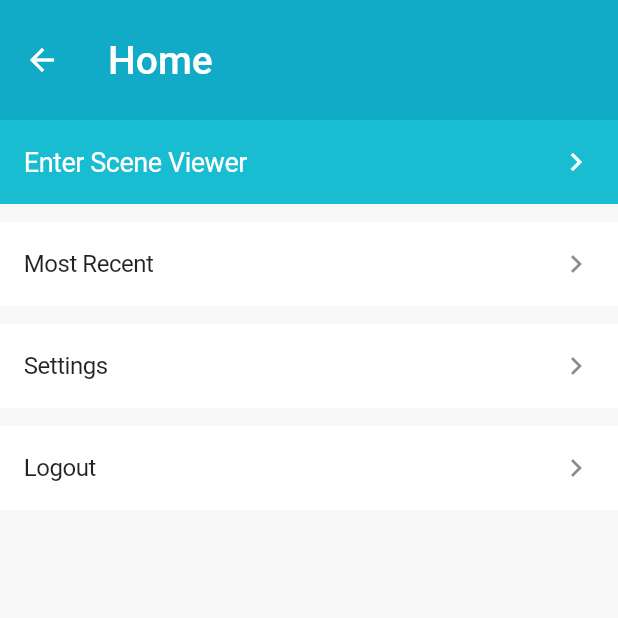
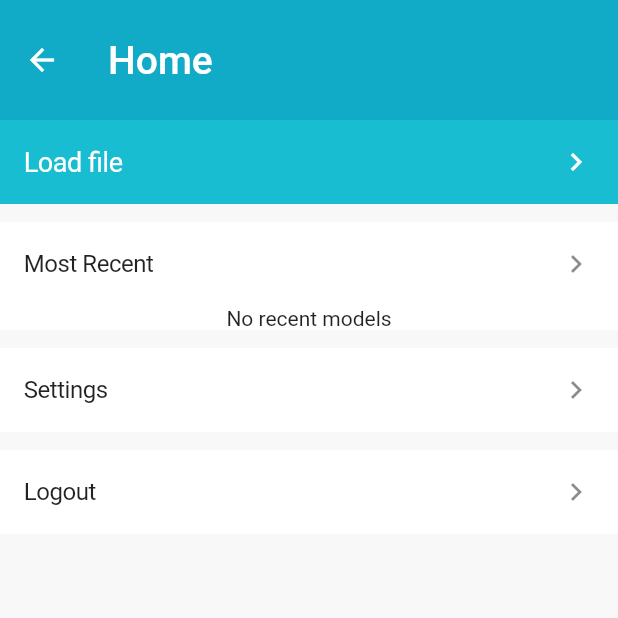
Before and after one commit to kressnick25/pointfluent, a Flutter app: the HomePage screen opened by its route, on a phone screen of 412 x 824 dp, the top half of it. Run offline on Flutter 3.47's test engine with Material 2 defaults, Android fonts, the phone set to English and light mode, and no system bars; our stand-ins replace file_picker, shared_preferences; missing offline and left inert: dart:ffi; accounts and stored records are empty; statements that could not run were skipped.

Commit message:
Most recent files in home screen

```diff
--- a/lib/auth/home.dart
+++ b/lib/auth/home.dart
@@ -1,3 +1,4 @@
+import 'package:Pointfluent/widgets/RecentModels.dart';
 import 'package:Pointfluent/widgets/menuItem.dart';
 import 'package:flutter/material.dart';
 import 'package:file_picker/file_picker.dart';
@@ -27,6 +28,11 @@ class _HomePageState extends State<HomePage> {
     // Currently doing this on Android limits the selection to photos for some reason
     // getFilePath(type: FileType.custom, allowedExtensions: ['uds']);
 
+    // Catch if the user entered the dialog and then tapped the back key
+    // this will return the user to the home screen without error
+    if (filePath == null) return;
+
+    RecentModels.updateStoredList(filePath);
     Navigator.pushNamed(
       context,
       SceneViewerPage.routeName,
@@ -50,28 +56,32 @@ class _HomePageState extends State<HomePage> {
             color: Color.fromRGBO(24, 189, 210, 1.0),
             child: ListTile(
               title: Text(
-                'Enter Scene Viewer',
+                'Load file',
                 style: const TextStyle(
                     color: Colors.white, fontSize: 18, letterSpacing: -0.3),
               ),
               trailing: Icon(Icons.keyboard_arrow_right, color: Colors.white),
+              onTap: () => _handleFileSelect(),
             ),
           ),
           MenuItem(
             title: 'Most Recent',
             trailing: Icon(Icons.keyboard_arrow_right),
-              onTap: () => _handleFileSelect(),
-              margin: const EdgeInsets.only(top: marginTop),),
+            margin: const EdgeInsets.only(top: marginTop),
+            childWidget: RecentModels(),
+          ),
           MenuItem(
             title: 'Settings',
             trailing: Icon(Icons.keyboard_arrow_right),
             onTap: () => Navigator.pushNamed(context, '/settings'),
-              margin: const EdgeInsets.only(top: marginTop),),
+            margin: const EdgeInsets.only(top: marginTop),
+          ),
           MenuItem(
             title: 'Logout',
             trailing: Icon(Icons.keyboard_arrow_right),
             onTap: () => Navigator.popAndPushNamed(context, '/'),
-              margin: const EdgeInsets.only(top: marginTop),),
+            margin: const EdgeInsets.only(top: marginTop),
+          ),
         ],
       ),
     );
--- /dev/null
+++ b/lib/widgets/RecentModels.dart
@@ -0,0 +1,71 @@
+import 'package:flutter/material.dart';
+import 'dart:convert';
+
+import 'package:shared_preferences/shared_preferences.dart';
+import 'UdsModel.dart';
+
+class RecentModels extends StatefulWidget {
+  static const prefsKey = 'recentModels';
+
+  RecentModels({Key key}) : super(key: key);
+
+  static updateStoredList(String newLocation) async {
+    // Get the local most recent list and add this location to the front
+    final prefs = await SharedPreferences.getInstance();
+    List<String> recentLocations =
+        prefs.getStringList(prefsKey) ?? List<String>();
+    // Move location to front if already exists so that is in order of 'most recent'
+    recentLocations.remove(newLocation);
+    recentLocations.insert(0, newLocation);
+    prefs.setStringList(prefsKey, recentLocations);
+  }
+
+  @override
+  _RecentModelsState createState() => _RecentModelsState();
+}
+
+class _RecentModelsState extends State<RecentModels> {
+  Future<List<String>> _modelLocations;
+
+  Future<List<String>> _loadModels() async {
+    final prefs = await SharedPreferences.getInstance();
+    return prefs.getStringList(RecentModels.prefsKey) ?? List<String>();
+  }
+
+  @override
+  void initState() {
+    _modelLocations = _loadModels();
+    super.initState();
+  }
+
+  @override
+  Widget build(BuildContext context) {
+    return FutureBuilder<List<String>>(
+      future: this._modelLocations,
+      builder: (BuildContext context, AsyncSnapshot<List<String>> snapshot) {
+        if (snapshot.hasData) {
+          final modelLocations = snapshot.data;
+          if (modelLocations.isEmpty) {
+            return Text("No recent models");
+          }
+          return Container(
+            height: 100,
+            padding: const EdgeInsets.all(8.0),
+            child: ListView(
+              scrollDirection: Axis.horizontal,
+              children: modelLocations
+                  .map(
+                    (location) => UdsModel(location: location),
+                  )
+                  .toList(),
+            ),
+          );
+        } else if (snapshot.hasError) {
+          return Text("Error loading recent models");
+        } else {
+          return LinearProgressIndicator();
+        }
+      },
+    );
+  }
+}
--- a/lib/widgets/menuItem.dart
+++ b/lib/widgets/menuItem.dart
@@ -1,3 +1,4 @@
+import 'package:Pointfluent/widgets/emptyWidget.dart';
 import 'package:flutter/material.dart';
 
 class MenuItem extends StatelessWidget {
@@ -5,15 +6,19 @@ class MenuItem extends StatelessWidget {
   final Widget trailing;
   final GestureTapCallback onTap;
   final EdgeInsetsGeometry margin;
+  final dynamic childWidget;
 
-  MenuItem({this.title, this.trailing, this.onTap, this.margin});
+  MenuItem(
+      {this.title, this.trailing, this.onTap, this.margin, this.childWidget});
 
   @override
   Widget build(BuildContext context) {
     return Container(
       margin: this.margin,
       color: Colors.white,
-      child: ListTile(
+      child: Column(
+        children: [
+          ListTile(
             title: Text(
               this.title,
               style: const TextStyle(fontSize: 16, letterSpacing: -0.3),
@@ -21,6 +26,9 @@ class MenuItem extends StatelessWidget {
             trailing: this.trailing,
             onTap: this.onTap,
           ),
+          this.childWidget ?? emptyWidget,
+        ],
+      ),
     );
   }
 }
```
Also changed, not shown: lib/widgets/UdsModel.dart (+24 -8 lines). Lines whose indentation alone changed are shown as unchanged.
